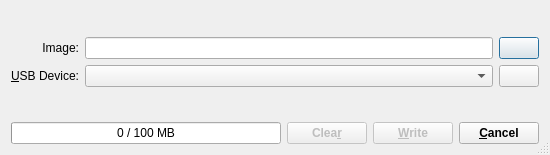
First picture: the form in Rufus/maindialog.ui, repository jayluxferro/Linux-Bootable, before the edit.
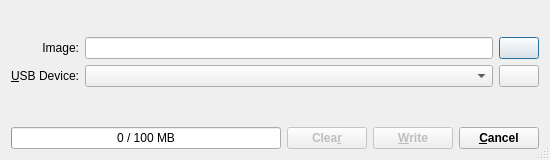
Second picture: the form after the edit. Icons and pictures are not drawn.

```diff
--- a/Rufus/maindialog.ui
+++ b/Rufus/maindialog.ui
@@ -7,7 +7,7 @@
     <x>0</x>
     <y>0</y>
     <width>550</width>
-    <height>155</height>
+    <height>160</height>
    </rect>
   </property>
   <property name="sizePolicy">
```
Left out of the diff: 5 changed lines with no effect on the pictures.
